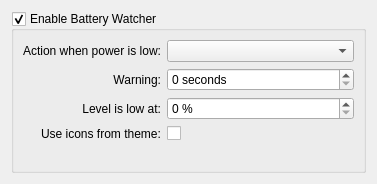
First picture: the form in config/batterywatchersettings.ui, repository lxqt/lxqt-powermanagement, before the edit.
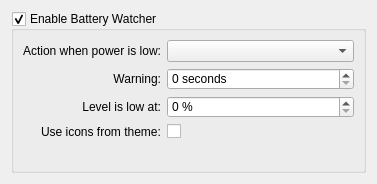
Second picture: the form after the edit.

```diff
--- a/config/batterywatchersettings.ui
+++ b/config/batterywatchersettings.ui
@@ -13,6 +13,11 @@
   <property name="windowTitle">
    <string>Battery Watcher Settings</string>
   </property>
+  <property name="styleSheet">
+   <string notr="true">QWidget#BatteryWatcherSettings {
+border: none;
+}</string>
+  </property>
   <layout class="QVBoxLayout" name="verticalLayout">
    <item>
     <widget class="QGroupBox" name="groupBox">
```
